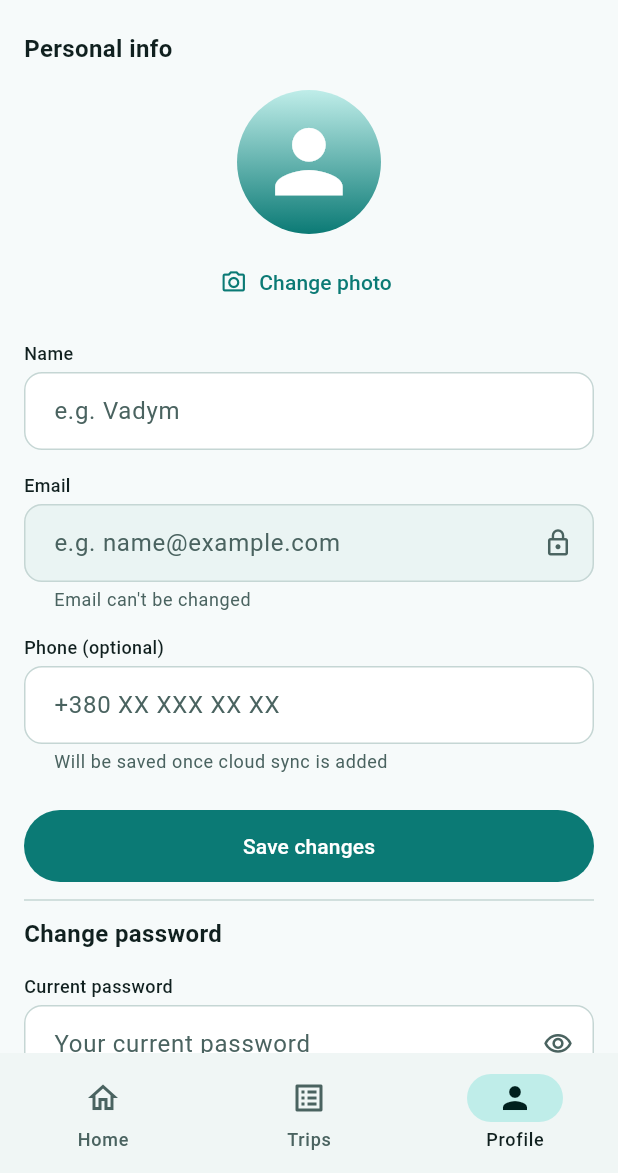
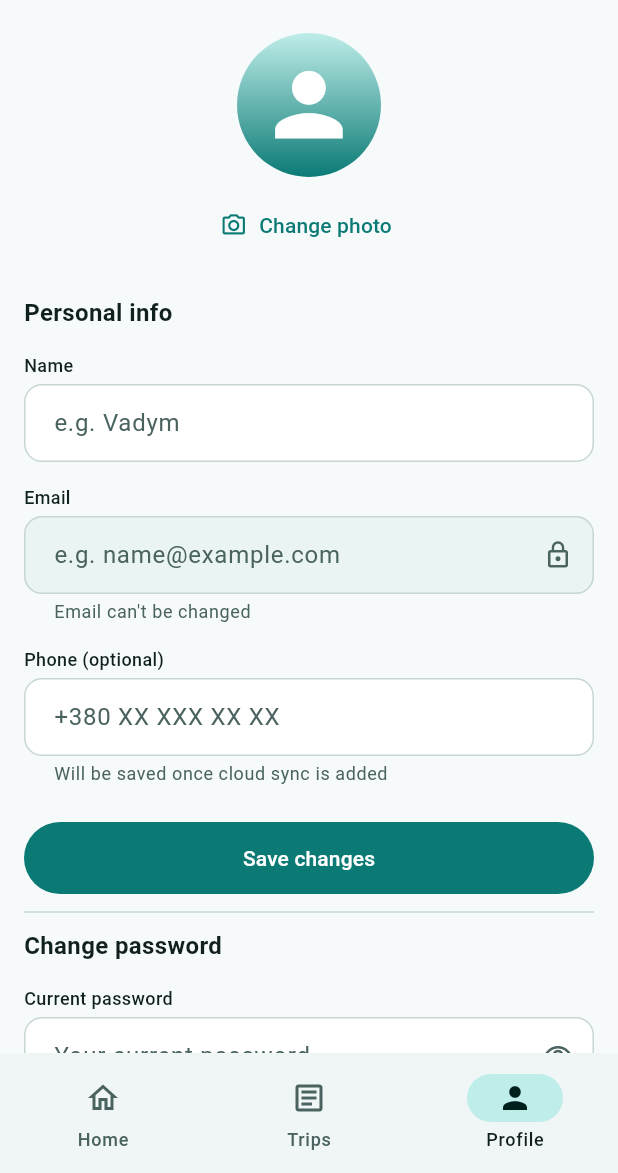
Before and after one commit to VadymMarushka/Tunets, a Flutter app: the AppShell screen opened directly, item 3 of the bottom bar chosen, on a phone screen of 412 x 824 dp, the part 63-1236 px from its top. Run offline on Flutter 3.47's test engine with Material 3 defaults, Android fonts, the phone set to English and light mode, and no system bars; our stand-ins replace firebase_analytics, firebase_auth, firebase_core, firebase_crashlytics, flutter_bloc, sentry_flutter and 1 more; missing offline and left inert: aptabase_flutter, fluent_ui, window_manager; accounts and stored records are empty; statements that could not run were skipped.

Commit message:
Android: filled Trips tab icon, photo above Personal info, Add photo button
Catch photo: tonal Add photo button on Android and a dashed drop zone on
Windows, as in the mockup.

Co-Authored-By: Claude Opus 5.5 <noreply@anthropic.com>

```diff
--- a/lib/core/theme/app_icons.dart
+++ b/lib/core/theme/app_icons.dart
@@ -18,9 +18,11 @@ abstract final class AppIcons {
   static IconData get home => _pick(Icons.home_outlined, fl.FluentIcons.home);
   static IconData get homeSelected => _pick(Icons.home, fl.FluentIcons.home);
   static IconData get trips =>
-      _pick(Icons.list_alt_outlined, fl.FluentIcons.bulleted_list);
+      _pick(Icons.article_outlined, fl.FluentIcons.bulleted_list);
   static IconData get tripsSelected =>
-      _pick(Icons.list_alt, fl.FluentIcons.bulleted_list);
+      // list_alt has no visibly filled version, so the selected tab
+      // (filled icon, like Home and Profile) uses article.
+      _pick(Icons.article, fl.FluentIcons.bulleted_list);
   static IconData get profile =>
       _pick(Icons.person_outline, fl.FluentIcons.contact);
   static IconData get profileSelected =>
--- a/lib/features/profile/profile_screen.dart
+++ b/lib/features/profile/profile_screen.dart
@@ -167,9 +167,12 @@ class _ProfileView extends StatelessWidget {
 
 /// Groups a section on a card on Windows; on Android sections are plain.
 class _Section extends StatelessWidget {
-  const _Section({required this.title, required this.children});
+  const _Section({required this.title, required this.children, this.leading});
 
   final String title;
+
+  /// Shown above the title (Android: the profile photo, as in the mockup).
+  final Widget? leading;
   final List<Widget> children;
 
   @override
@@ -177,6 +180,10 @@ class _Section extends StatelessWidget {
     final content = Column(
       crossAxisAlignment: CrossAxisAlignment.stretch,
       children: [
+        if (leading != null) ...[
+          leading!,
+          const SizedBox(height: AppSpacing.l),
+        ],
         SectionHeader(title: title),
         const SizedBox(height: AppSpacing.s),
         ...children,
@@ -277,9 +284,11 @@ class _PersonalInfoSectionState extends State<_PersonalInfoSection> {
       autovalidateMode: AutovalidateMode.onUserInteractionIfError,
       child: _Section(
         title: AppStrings.personalInfo,
+        // Android (Material 3): the photo above "Personal info" (mockup);
+        // Windows: inside the card, under the title.
+        leading: isFluent ? null : photo,
         children: [
-          photo,
-          const SizedBox(height: AppSpacing.m),
+          if (isFluent) ...[photo, const SizedBox(height: AppSpacing.m)],
           AppTextField(
             label: AppStrings.name,
             hint: AppStrings.nameHint,
```
Also changed, not shown: lib/core/widgets/avatar_picker.dart (+2 -37 lines), lib/core/widgets/dashed_border.dart (added, +38 -0 lines), lib/core/widgets/photo_drop_zone.dart (+44 -53 lines).
